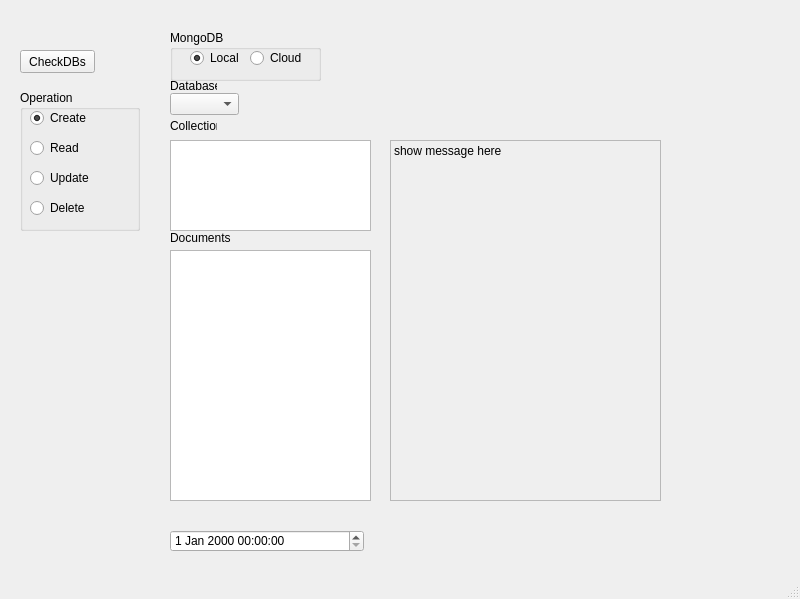
Before: the Qt Designer form myMDB.ui in avenboss/avenboss, drawn with Qt 5.
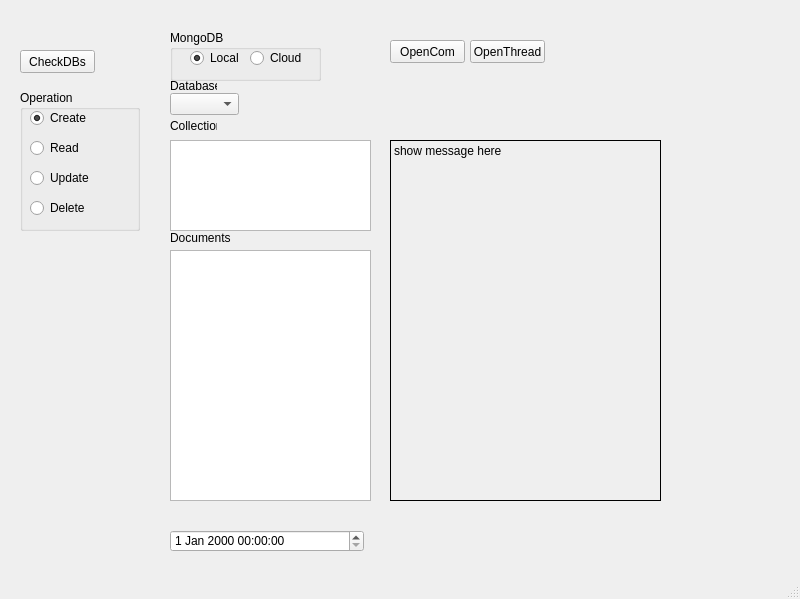
After: the same form once the commit is applied.

```diff
--- a/myMDB.ui
+++ b/myMDB.ui
@@ -226,7 +226,7 @@
      </rect>
     </property>
     <property name="frameShape">
-     <enum>QFrame::StyledPanel</enum>
+     <enum>QFrame::Box</enum>
     </property>
     <property name="text">
      <string>show message here</string>
@@ -241,6 +241,62 @@
      <cstring></cstring>
     </property>
    </widget>
+   <widget class="QPushButton" name="PBTNT">
+    <property name="geometry">
+     <rect>
+      <x>390</x>
+      <y>40</y>
+      <width>75</width>
+      <height>23</height>
+     </rect>
+    </property>
+    <property name="autoFillBackground">
+     <bool>true</bool>
+    </property>
+    <property name="text">
+     <string>OpenCom</string>
+    </property>
+    <property name="checkable">
+     <bool>true</bool>
+    </property>
+    <property name="autoDefault">
+     <bool>false</bool>
+    </property>
+    <property name="default">
+     <bool>false</bool>
+    </property>
+    <property name="flat">
+     <bool>false</bool>
+    </property>
+   </widget>
+   <widget class="QPushButton" name="PBTNT_2">
+    <property name="geometry">
+     <rect>
+      <x>470</x>
+      <y>40</y>
+      <width>75</width>
+      <height>23</height>
+     </rect>
+    </property>
+    <property name="autoFillBackground">
+     <bool>true</bool>
+    </property>
+    <property name="text">
+     <string>OpenThread</string>
+    </property>
+    <property name="checkable">
+     <bool>true</bool>
+    </property>
+    <property name="autoDefault">
+     <bool>false</bool>
+    </property>
+    <property name="default">
+     <bool>false</bool>
+    </property>
+    <property name="flat">
+     <bool>false</bool>
+    </property>
+   </widget>
   </widget>
   <widget class="QMenuBar" name="menubar">
    <property name="geometry">
```
